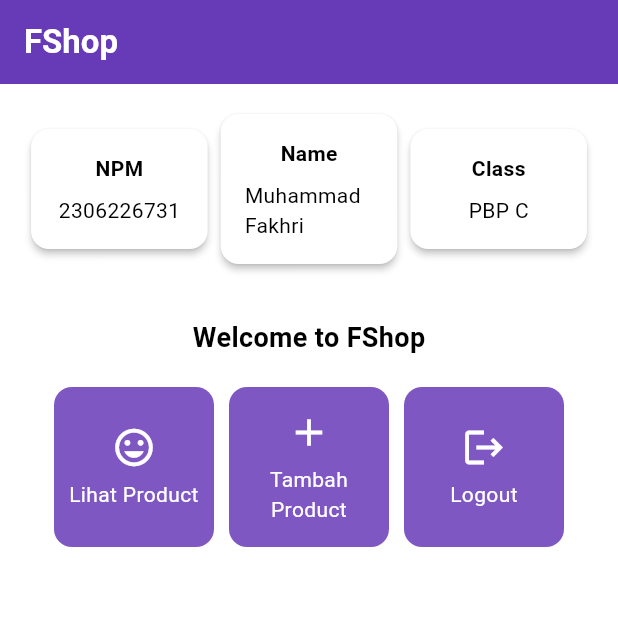
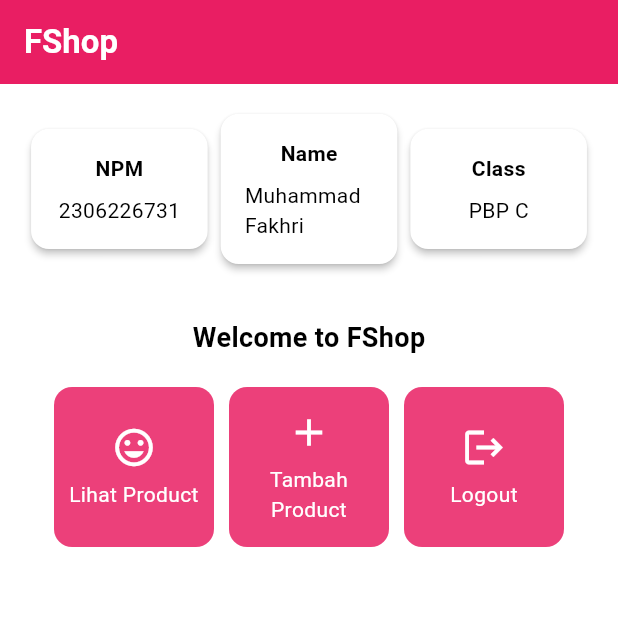
Before and after one commit to Fumuri/fshop-mobile, a Flutter app: the screen it shows after launch, on a phone screen of 412 x 824 dp, the top half of it. Run offline on Flutter 3.47's test engine with Material 3 defaults, Android fonts, the light colour scheme and no system bars.

Commit message:
perubahan warna untuk tombol

```diff
--- a/lib/main.dart
+++ b/lib/main.dart
@@ -30,8 +30,8 @@
         // This works for code too, not just values: Most code changes can be
         // tested with just a hot reload.
         colorScheme: ColorScheme.fromSwatch(
-          primarySwatch: Colors.deepPurple,
-        ).copyWith(secondary: Colors.deepPurple[400]),
+          primarySwatch: Colors.pink,
+        ).copyWith(secondary: Colors.pink[400]),
         useMaterial3: true,
       ),
       home: MyHomePage(),
--- a/lib/menu.dart
+++ b/lib/menu.dart
@@ -86,9 +86,9 @@ class MyHomePage extends StatelessWidget {
   }
 
   final List<ItemHomepage> items = [
-    ItemHomepage("Lihat Product", Icons.mood),
-    ItemHomepage("Tambah Product", Icons.add),
-    ItemHomepage("Logout", Icons.logout),
+    ItemHomepage("Lihat Product", Icons.mood, Colors.yellow),
+    ItemHomepage("Tambah Product", Icons.add, Colors.orange),
+    ItemHomepage("Logout", Icons.logout, Colors.red),
   ];
 }
 
@@ -181,6 +181,7 @@ class ItemCard extends StatelessWidget {
 class ItemHomepage {
   final String name;
   final IconData icon;
+  final Color color;
 
-  ItemHomepage(this.name, this.icon);
+  ItemHomepage(this.name, this.icon, this.color);
 }
```
